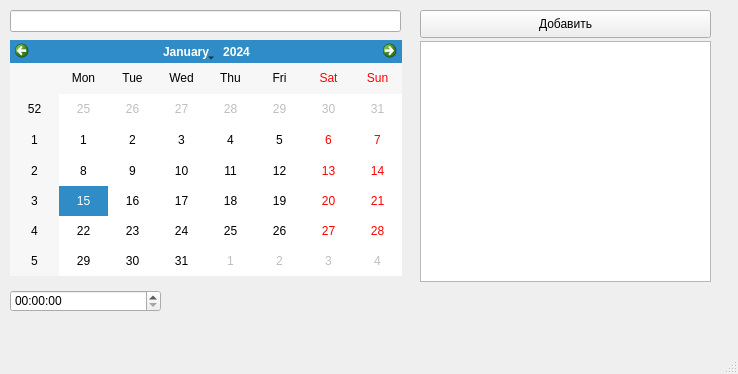
This is Lab2/UI2.ui in Gurman520/Lab1_Modern_Py_App as Qt 5 draws it before an edit. The edited form follows.
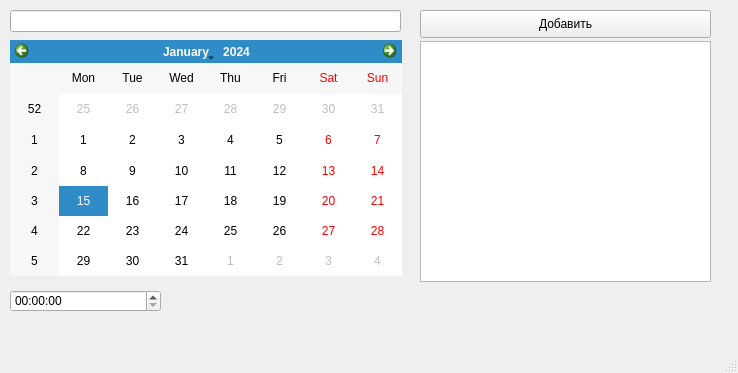
This is the edited form.

Diff of the .ui file:
```diff
--- a/Lab2/UI2.ui
+++ b/Lab2/UI2.ui
@@ -7,7 +7,7 @@
     <x>0</x>
     <y>0</y>
     <width>738</width>
-    <height>374</height>
+    <height>373</height>
    </rect>
   </property>
   <property name="windowTitle">
```
Left out of the diff: 2 changed lines with no effect on the pictures.
